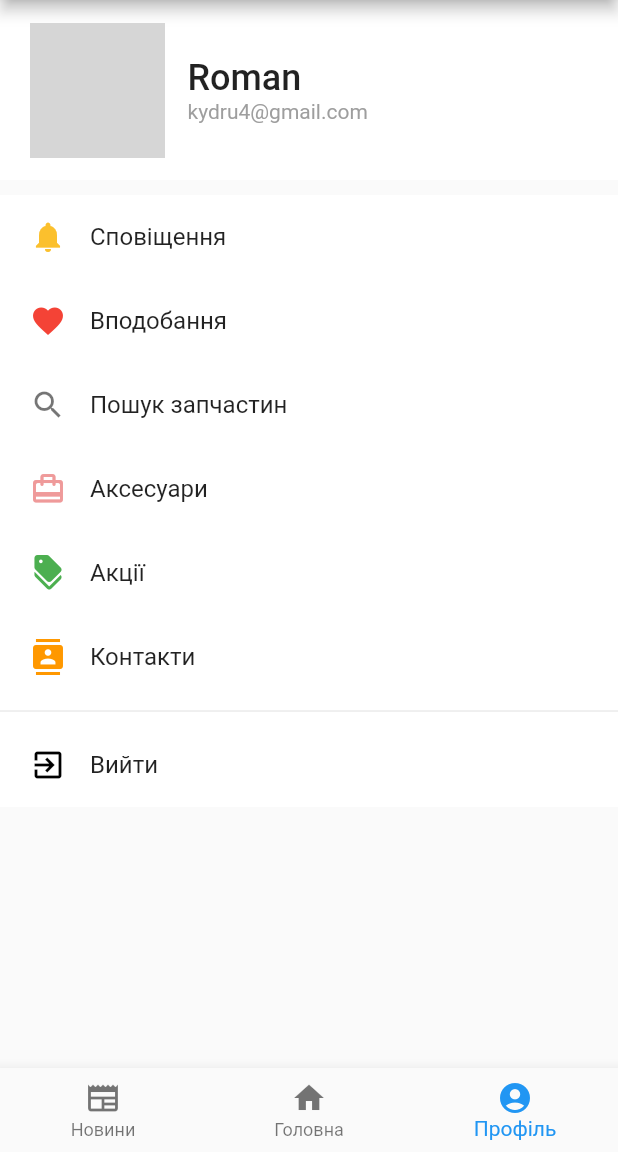
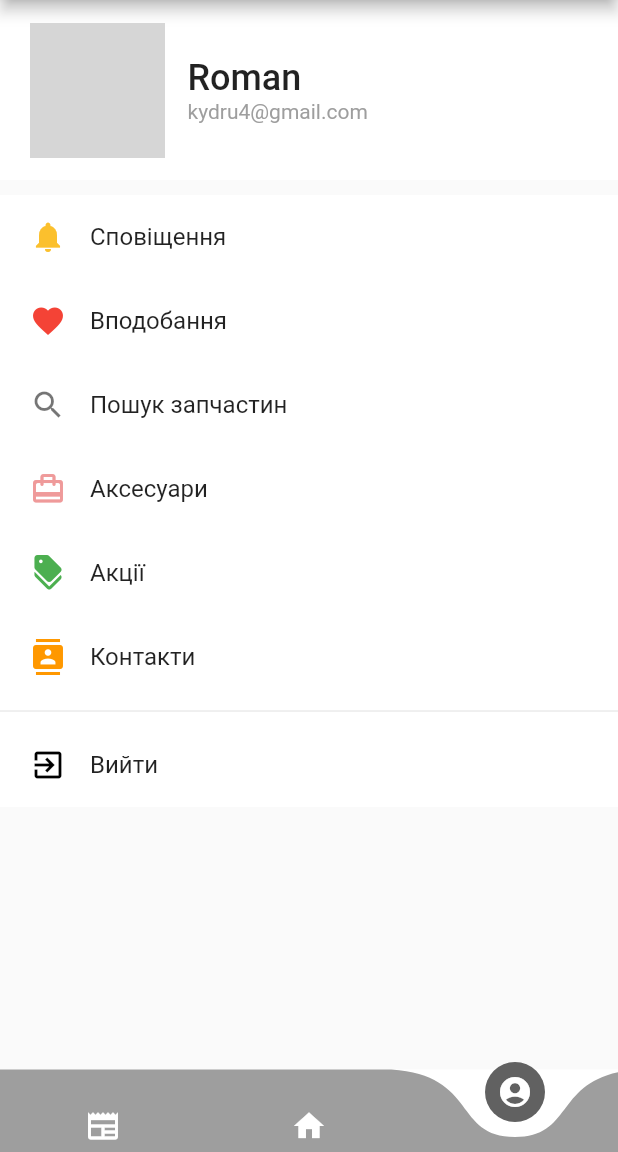
Before and after one commit to Rom-boat/Dealers_program, a Flutter app: the MainScreenWidget screen opened by its route, item 3 of the bottom bar chosen, on a phone screen of 412 x 824 dp, the part 84-1236 px from its top. Run offline on Flutter 3.47's test engine with Material 2 defaults, Android fonts, the phone set to English and light mode, and no system bars; drawn by our look-alikes of curved_navigation_bar; network calls fail; grey boxes are pictures that could not be loaded.

```diff
--- a/lib/widgets/main_screen/main_screen_widget.dart
+++ b/lib/widgets/main_screen/main_screen_widget.dart
@@ -1,3 +1,4 @@
+import 'package:curved_navigation_bar/curved_navigation_bar.dart';
 import 'package:flutter/material.dart';
 import '../../material/material.dart';
 import '../bottom_navigator_screen/list_widget.dart';
@@ -37,20 +38,24 @@ class _MainScreenWidgetState extends State<MainScreenWidget> {
       body: Center(
         child: _widgetOption[_selectorTab],
       ),
-      bottomNavigationBar: BottomNavigationBar(
-        currentIndex: _selectorTab,
-        items: const <BottomNavigationBarItem>[
-          BottomNavigationBarItem(
-            icon: Icon(Icons.newspaper_outlined),
-            label: 'Новини',
+      bottomNavigationBar: CurvedNavigationBar(
+        height: 55,
+        color: Colors.grey,
+        backgroundColor: Colors.white,
+        buttonBackgroundColor: Colors.grey.shade700,
+        index: _selectorTab,
+        items: [
+          Icon(
+            Icons.newspaper_outlined,
+            color: Colors.white,
           ),
-          BottomNavigationBarItem(
-            icon: Icon(Icons.home),
-            label: 'Головна',
+          Icon(
+            Icons.home,
+            color: Colors.white,
           ),
-          BottomNavigationBarItem(
-            icon: Icon(Icons.account_circle),
-            label: 'Профіль',
+          Icon(
+            Icons.account_circle,
+            color: Colors.white,
           ),
         ],
         onTap: onSelectTab,
@@ -58,3 +63,24 @@ class _MainScreenWidgetState extends State<MainScreenWidget> {
     );
   }
 }
+//  bottomNavigationBar: CurvedNavigationBar(
+//         backgroundColor: Colors.white,
+//         color: Colors.black,
+//         items: [
+//           Icon(
+//             Icons.favorite,
+//             color: Colors.white,
+//           ),
+//           Icon(
+//             Icons.face,
+//             color: Colors.white,
+//           ),
+//           Icon(
+//             Icons.settings,
+//             color: Colors.white,
+//           ),
+//         ],
+//         onTap: (index) {
+//           print("object");
+//         },
+//       ),
--- a/pubspec.yaml
+++ b/pubspec.yaml
@@ -34,6 +34,7 @@ dependencies:
   # The following adds the Cupertino Icons font to your application.
   # Use with the CupertinoIcons class for iOS style icons.
   cupertino_icons: ^1.0.2
+  curved_navigation_bar: ^1.0.3
 
 dev_dependencies:
   flutter_test:
```
Also changed, not shown: pubspec.lock.
